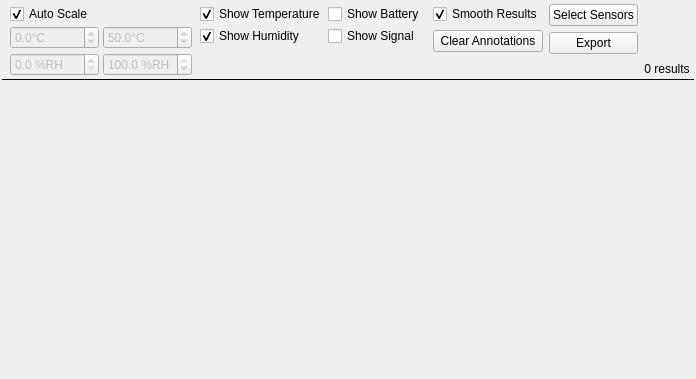
Above: manager/src/PlotWidget.ui from porkmarks/sense before the change. Below: the same form after it.
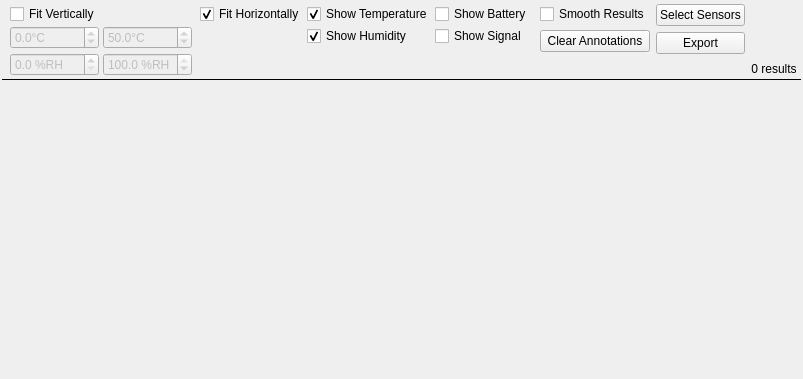
That is the form after the change. Icons and pictures are not drawn. Custom widgets are drawn as their Qt base class.

Commit message: Threaded comms to reduce the chance of sensor blackout due to UI being slow Fixed alarm email colors Added alarm triggers in plots Fixed plot averaging

Patch:
```diff
--- a/manager/src/PlotWidget.ui
+++ b/manager/src/PlotWidget.ui
@@ -6,7 +6,7 @@
    <rect>
     <x>0</x>
     <y>0</y>
-    <width>577</width>
+    <width>651</width>
     <height>379</height>
    </rect>
   </property>
@@ -107,10 +107,10 @@
          <item>
           <widget class="QCheckBox" name="fitMeasurements">
            <property name="text">
-            <string>Auto Scale</string>
+            <string>Fit Vertically</string>
            </property>
            <property name="checked">
-            <bool>true</bool>
+            <bool>false</bool>
            </property>
           </widget>
          </item>
@@ -226,20 +226,18 @@
          <property name="spacing">
           <number>2</number>
          </property>
-         <item row="3" column="0" colspan="2">
-          <spacer name="verticalSpacer_4">
-           <property name="orientation">
-            <enum>Qt::Vertical</enum>
+         <item row="1" column="2">
+          <widget class="QCheckBox" name="showSignal">
+           <property name="text">
+            <string>Show Signal</string>
            </property>
-           <property name="sizeHint" stdset="0">
-            <size>
-             <width>1</width>
-             <height>1</height>
-            </size>
+           <property name="icon">
+            <iconset resource="../res/res.qrc">
+             <normaloff>:/icons/ui/signal-80.png</normaloff>:/icons/ui/signal-80.png</iconset>
            </property>
-          </spacer>
+          </widget>
          </item>
-         <item row="1" column="0">
+         <item row="1" column="1">
           <widget class="QCheckBox" name="showHumidity">
            <property name="text">
             <string>Show Humidity</string>
@@ -253,7 +251,7 @@
            </property>
           </widget>
          </item>
-         <item row="0" column="0">
+         <item row="0" column="1">
           <widget class="QCheckBox" name="showTemperature">
            <property name="text">
             <string>Show Temperature</string>
@@ -267,7 +265,20 @@
            </property>
           </widget>
          </item>
-         <item row="0" column="1">
+         <item row="3" column="1" colspan="2">
+          <spacer name="verticalSpacer_4">
+           <property name="orientation">
+            <enum>Qt::Vertical</enum>
+           </property>
+           <property name="sizeHint" stdset="0">
+            <size>
+             <width>1</width>
+             <height>1</height>
+            </size>
+           </property>
+          </spacer>
+         </item>
+         <item row="0" column="2">
           <widget class="QCheckBox" name="showBattery">
            <property name="text">
             <string>Show Battery</string>
@@ -278,14 +289,13 @@
            </property>
           </widget>
          </item>
-         <item row="1" column="1">
-          <widget class="QCheckBox" name="showSignal">
+         <item row="0" column="0">
+          <widget class="QCheckBox" name="fitHorizontally">
            <property name="text">
-            <string>Show Signal</string>
+            <string>Fit Horizontally</string>
            </property>
-           <property name="icon">
-            <iconset resource="../res/res.qrc">
-             <normaloff>:/icons/ui/signal-80.png</normaloff>:/icons/ui/signal-80.png</iconset>
+           <property name="checked">
+            <bool>true</bool>
            </property>
           </widget>
          </item>
@@ -317,7 +327,7 @@
              <normaloff>:/icons/ui/smooth.png</normaloff>:/icons/ui/smooth.png</iconset>
            </property>
            <property name="checked">
-            <bool>true</bool>
+            <bool>false</bool>
            </property>
           </widget>
          </item>
```
Left out of the diff: 12 changed lines with no effect on the pictures. The commit also changes 34 other files.
